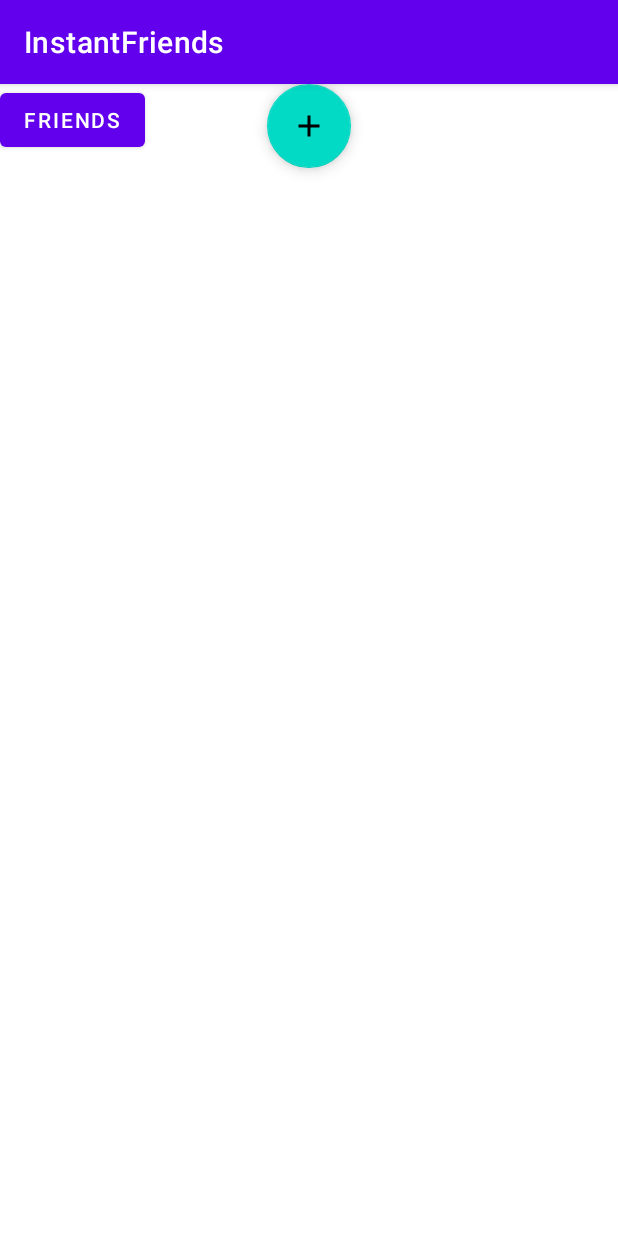
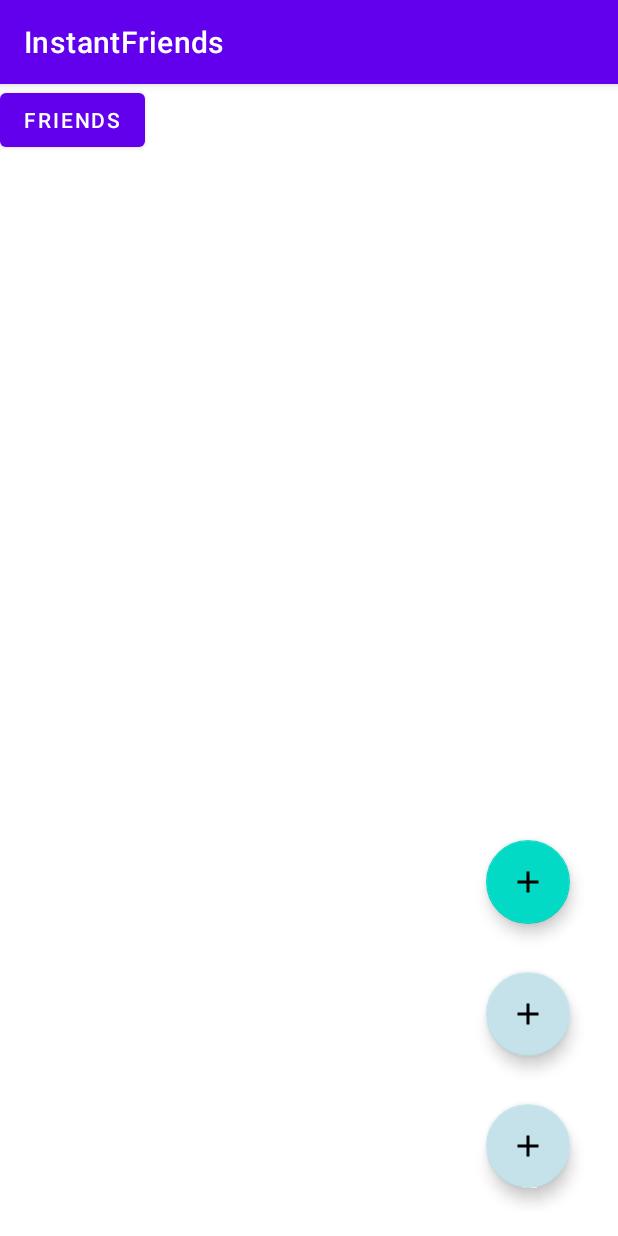
Before and after one commit to iNkidzy/InstantFriends, an Android app: the screen it shows after launch (MainActivity), on a phone screen of 412 x 824 dp. Run offline under Robolectric (Android 15) with nearby library versions, the phone set to English and light mode, and no system bars; our stand-ins replace Room's generated code.

Commit message:
fab buttons

```diff
--- a/app/src/main/java/com/example/instantfriends/MainActivity.kt
+++ b/app/src/main/java/com/example/instantfriends/MainActivity.kt
@@ -1,32 +1,73 @@
 package com.example.instantfriends
 
 import android.content.Intent
-import androidx.appcompat.app.AppCompatActivity
+import android.graphics.drawable.Animatable
 import android.os.Bundle
-import android.view.Menu
-import android.view.MenuItem
 import android.view.View
 import android.widget.*
+import androidx.appcompat.app.AppCompatActivity
 import com.example.instantfriends.data.BEFriend
 import com.example.instantfriends.data.FriendRepository
 import com.example.instantfriends.data.PostRepository
-import com.google.android.material.bottomnavigation.BottomNavigationView
 import com.google.android.material.floatingactionbutton.FloatingActionButton
-import kotlin.reflect.KClass
+
 
 class MainActivity : AppCompatActivity() {
 
     var cache: List<BEFriend>? = null;
 
+    //val fab4: FloatingActionButton = findViewById(R.id.fab4)
+    //val fab5: FloatingActionButton = findViewById(R.id.fab5)
+
     override fun onCreate(savedInstanceState: Bundle?) {
         super.onCreate(savedInstanceState)
         setContentView(R.layout.activity_main)
-        // Fab button
-        findViewById<FloatingActionButton>(R.id.fab).setOnClickListener { view ->
-            val intent = Intent(this, CreatePostActivity::class.java).also {
+
+        val newPost: FloatingActionButton = findViewById(R.id.fab2)
+        val friends: FloatingActionButton = findViewById(R.id.fab3)
+
+        // Fab button create post
+         findViewById<FloatingActionButton>(R.id.fab2).setOnClickListener { view ->
+             val intent = Intent(this, CreatePostActivity::class.java).also {
+                 startActivity(it)
+             }
+         }
+
+        // Fab button open friends
+        findViewById<FloatingActionButton>(R.id.fab3).setOnClickListener { view ->
+            val intent = Intent(this, FriendsActivity::class.java).also {
                 startActivity(it)
             }
         }
+
+        val fab = findViewById<View>(R.id.fab) as ImageButton
+        fab.setOnClickListener {
+            fab.isSelected = !fab.isSelected
+            fab.setImageResource(if (fab.isSelected) R.drawable.ic_heart else R.drawable.ic_add)
+            val drawable = fab.drawable
+            if (drawable is Animatable) {
+                (drawable as Animatable).start()
+            }
+            if(fab.isSelected){
+                friends.show()
+                newPost.show()
+            } else {
+                friends.hide()
+                newPost.hide()
+            }
+
+        }
+
+
+        // Put this in FriendsActivity Later to make it show open animation
+       /* val fab1 = findViewById<View>(R.id.fab) as ImageButton
+         fab.setOnClickListener {
+            fab.isSelected = !fab.isSelected
+            fab.setImageResource(if (fab.isSelected) R.drawable.ic_heart else R.drawable.ic_add)
+            val drawable = fab.drawable
+            if (drawable is Animatable) {
+                (drawable as Animatable).start()
+            } */
         //Fab button
 
             //Initialized local DB's
--- a/app/src/main/res/layout/activity_main.xml
+++ b/app/src/main/res/layout/activity_main.xml
@@ -35,7 +35,8 @@
     <ListView
         android:id="@+id/list_view"
         android:layout_width="match_parent"
-        android:layout_height="629dp" />
+        android:layout_height="610dp"
+        android:layout_marginTop="40dp"/>
 
      <!--  <androidx.core.widget.NestedScrollView
             android:layout_width="match_parent"
@@ -97,19 +98,49 @@
         </androidx.core.widget.NestedScrollView>  Coordinatorview -->
 
 
+    <LinearLayout
+        android:id="@+id/frame"
+        android:layout_width="wrap_content"
+        android:layout_height="wrap_content"
+        android:layout_margin="16dp"
+        app:layout_anchor="@id/list_view"
+        app:layout_anchorGravity="bottom|right"
+        android:orientation="vertical">
 
 
+        <com.google.android.material.floatingactionbutton.FloatingActionButton
+            android:id="@+id/fab2"
+            android:layout_width="wrap_content"
+            android:layout_height="wrap_content"
+            android:layout_margin="16dp"
+            android:contentDescription="newPost"
+            android:src="@drawable/ic_add"
+            app:backgroundTint="@color/teal_200"
+            app:layout_anchor="@id/frame"
+            app:layout_anchorGravity="bottom|right"
+           />
 
-  <com.google.android.material.floatingactionbutton.FloatingActionButton
-      android:id="@+id/fab"
-      android:layout_width="wrap_content"
-      android:layout_height="wrap_content"
-      app:layout_anchor="@id/list_view"
-      app:layout_anchorGravity="top|center"
-      android:src="@drawable/ic_add"
-      android:contentDescription="fab" />
+        <com.google.android.material.floatingactionbutton.FloatingActionButton
+            android:id="@+id/fab3"
+            android:layout_width="wrap_content"
+            android:layout_height="wrap_content"
+            android:layout_margin="16dp"
+            android:contentDescription="friends"
+            android:src="@drawable/ic_add"
+            app:backgroundTint="@color/blue"
+            app:layout_anchor="@id/fab"
+            app:layout_anchorGravity="bottom|right" />
 
+        <com.google.android.material.floatingactionbutton.FloatingActionButton
+            android:id="@+id/fab"
+            android:layout_width="wrap_content"
+            android:layout_height="wrap_content"
+            android:layout_margin="16dp"
+            android:contentDescription="Expand"
+            android:src="@drawable/ic_add"
+            app:backgroundTint="@color/blue"
+            app:layout_anchor="@id/fab"
+            app:layout_anchorGravity="bottom|right" />
 
-
-
+    </LinearLayout>
 </androidx.coordinatorlayout.widget.CoordinatorLayout>
```
Also changed, not shown: app/src/main/res/layout/activity_friends.xml (+67 -15 lines).
